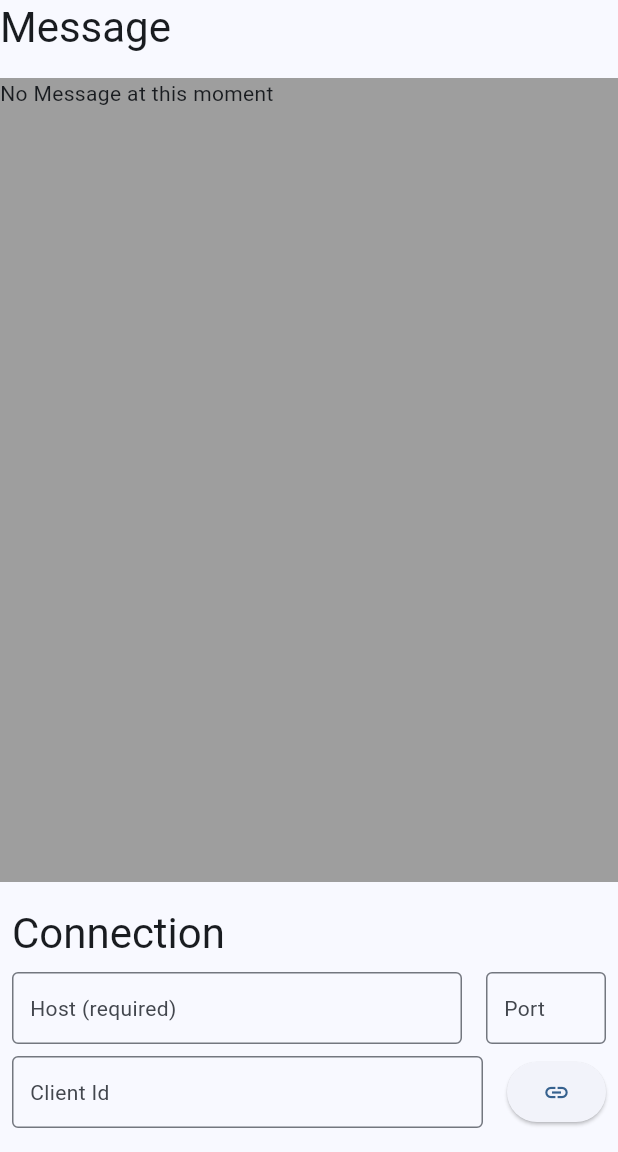
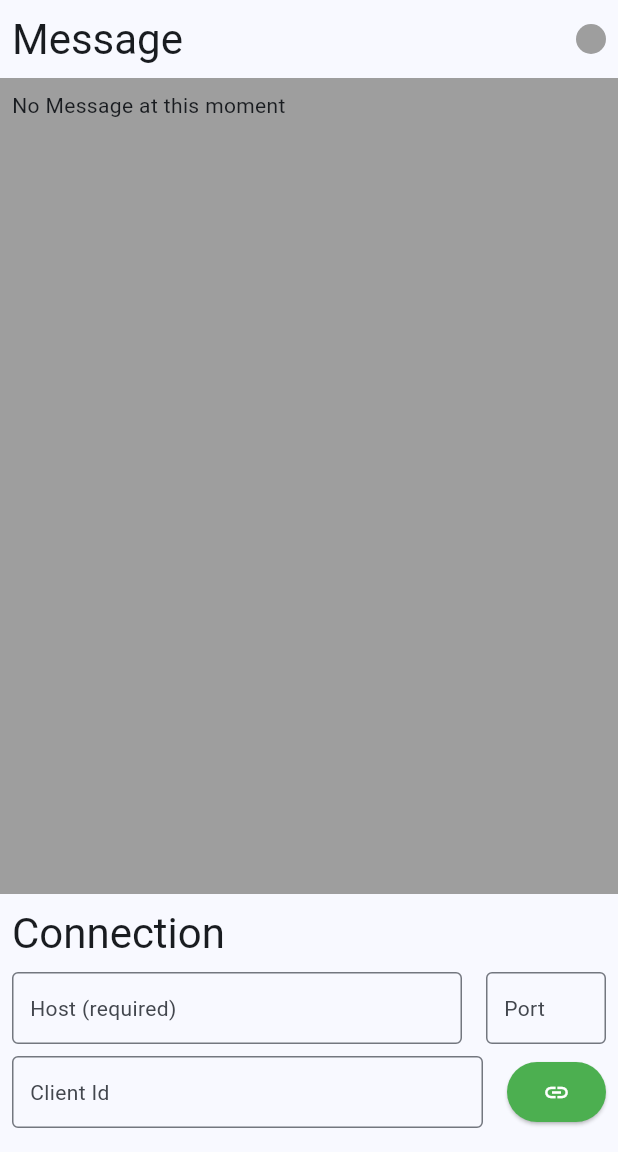
Before and after one commit to nendyjr/flutter-mqtt-app, a Flutter app: the screen it shows after launch, on a phone screen of 412 x 824 dp, the part 84-1236 px from its top. Run offline on Flutter 3.47's test engine with Material 3 defaults, Android fonts, the light colour scheme and no system bars; our stand-ins replace equatable, flutter_bloc, shared_preferences; missing offline and left inert: mqtt_client.

Commit message:
add loading spinner

```diff
--- a/lib/app/features/home/cubit/home_cubit.dart
+++ b/lib/app/features/home/cubit/home_cubit.dart
@@ -56,6 +56,7 @@ class HomeCubit extends Cubit<HomeState> {
 
   void onSubscribeFail(String topic) {
     print('EXAMPLE::Subscription failed for topic $topic');
+    emit(ErrorState(error: 'Subscribe failed'));
   }
 
   void onUnsubscribed(String? topic) {
@@ -69,15 +70,15 @@ class HomeCubit extends Cubit<HomeState> {
     print('EXAMPLE::OnDisconnected client callback - Client disconnection');
     if (client?.client.connectionStatus!.disconnectionOrigin == MqttDisconnectionOrigin.solicited) {
       print('EXAMPLE::OnDisconnected callback is solicited, this is correct');
+      emit(DisconnectedState());
     } else {
       print('EXAMPLE::OnDisconnected callback is unsolicited or none, this is incorrect - exiting');
+      emit(ErrorState(error: 'You are disconected from the host'));
     }
 
     client = null;
 
     topics.clear();
-
-    emit(DisconnectedState());
   }
 
   void unsubscribedTopic(String topic) {
--- a/lib/app/features/home/presentation/home_view.dart
+++ b/lib/app/features/home/presentation/home_view.dart
@@ -51,7 +51,7 @@ class _MyHomePageState extends State<MyHomePage> {
               style: ElevatedButton.styleFrom(
                 elevation: 3,
                 shape: RoundedRectangleBorder(borderRadius: BorderRadius.circular(32.0)),
-                maximumSize: Size(65, 40), //////// HERE
+                maximumSize: const Size(65, 40), //////// HERE
               ),
               onPressed: () => changeThemeMode(),
               child: Icon(isDarkMode(context) ? Icons.light_mode : Icons.dark_mode),
@@ -63,14 +63,41 @@ class _MyHomePageState extends State<MyHomePage> {
         child: Column(
           crossAxisAlignment: CrossAxisAlignment.stretch,
           children: [
+            const SizedBox(height: 8),
+            Row(
+              crossAxisAlignment: CrossAxisAlignment.center,
+              children: [
+                const SizedBox(width: 8),
                 Text(
                   "Message",
                   textAlign: TextAlign.start,
                   style: Theme.of(context).textTheme.headlineMedium,
                 ),
+                const Spacer(),
+                BlocBuilder<HomeCubit, HomeState>(
+                    buildWhen: (previous, current) => (current is InitialState ||
+                        current is ConnectingState ||
+                        current is ConnectedState ||
+                        current is DisconnectedState),
+                    builder: (context, state) {
+                      return Container(
+                          height: 20,
+                          width: 20,
+                          decoration: BoxDecoration(
+                            borderRadius: BorderRadius.circular(10),
+                            color: state is ConnectingState
+                                ? Colors.grey
+                                : state is ConnectedState
+                                    ? Colors.green
+                                    : Colors.grey,
+                          ));
+                    }),
+                const SizedBox(width: 8),
+              ],
+            ),
             Expanded(
                 child: Container(
-              margin: EdgeInsets.symmetric(vertical: 16),
+              margin: const EdgeInsets.symmetric(vertical: 8),
               color: Colors.grey,
               child: SingleChildScrollView(
                 child: BlocBuilder<HomeCubit, HomeState>(
@@ -89,7 +116,10 @@ class _MyHomePageState extends State<MyHomePage> {
                           ],
                         );
                       } else {
-                        return const Text('No Message at this moment');
+                        return const Padding(
+                          padding: EdgeInsets.all(8.0),
+                          child: Text('No Message at this moment'),
+                        );
                       }
                     }),
               ),
@@ -99,14 +129,32 @@ class _MyHomePageState extends State<MyHomePage> {
                     current is ConnectedState ||
                     current is DisconnectedState ||
                     current is TopicSubscribed ||
-                    current is TopicUnSubscribed,
+                    current is TopicUnSubscribed ||
+                    current is ErrorState,
                 listener: (context, state) {
+                  var message = '';
+                  var color = Colors.green;
+                  if (state is ConnectedState) {
+                    message = 'You are connected with the host';
+                    FocusManager.instance.primaryFocus?.unfocus();
+                  } else if (state is DisconnectedState) {
+                    message = 'You are disconected with the host';
+                    FocusManager.instance.primaryFocus?.unfocus();
+                  } else if (state is TopicSubscribed) {
+                    message = 'Subscribe is succesfully';
+                  } else if (state is TopicUnSubscribed) {
+                    message = 'Unsubscribe is succesfully';
+                  } else if (state is ErrorState) {
+                    message = state.error;
+                    color = Colors.red;
+                  }
+
                   final snackBar = SnackBar(
-                    content: Text('Yay! A SnackBar!'),
-                    backgroundColor: Colors.green,
+                    content: Text(message),
+                    backgroundColor: color,
                     dismissDirection: DismissDirection.up,
                     behavior: SnackBarBehavior.floating,
-                    margin: EdgeInsets.only(bottom: MediaQuery.of(context).size.height - 150, left: 10, right: 10),
+                    margin: EdgeInsets.only(bottom: MediaQuery.of(context).size.height - 50, left: 10, right: 10),
                   );
 
                   ScaffoldMessenger.of(context).showSnackBar(snackBar);
@@ -139,7 +187,7 @@ class _MyHomePageState extends State<MyHomePage> {
                                       child: AppTextField(
                                         hintText: 'Host (required)',
                                         controller: hostController,
-                                        readOnly: state is ConnectedState,
+                                        readOnly: state is ConnectedState || state is ConnectingState,
                                         validator: (value) {
                                           if (value == null || value.isEmpty || value.trim().isEmpty) {
                                             return 'Please fill host field.';
@@ -156,7 +204,7 @@ class _MyHomePageState extends State<MyHomePage> {
                                     child: AppTextField(
                                       hintText: 'Port',
                                       controller: portController,
-                                      readOnly: state is ConnectedState,
+                                      readOnly: state is ConnectedState || state is ConnectingState,
                                     ),
                                   ),
                                 ],
@@ -168,12 +216,14 @@ class _MyHomePageState extends State<MyHomePage> {
                                     child: AppTextField(
                                       hintText: 'Client Id',
                                       controller: clientIdController,
-                                      readOnly: state is ConnectedState,
+                                      readOnly: state is ConnectedState || state is ConnectingState,
                                     ),
                                   ),
                                   const SizedBox(width: 16),
                                   ElevatedButton(
-                                    onPressed: () {
+                                    onPressed: state is ConnectingState
+                                        ? null
+                                        : () {
                                             final isValid = formHostKey.currentState!.validate();
                                             if (!isValid) return;
 
@@ -181,11 +231,20 @@ class _MyHomePageState extends State<MyHomePage> {
                                                 ? context.read<HomeCubit>().disconnectToBroker()
                                                 : context.read<HomeCubit>().connectToBroker(
                                                       hostController.text,
-                                                portController.text.isNotEmpty ? int.parse(portController.text) : null,
+                                                      portController.text.isNotEmpty
+                                                          ? int.parse(portController.text)
+                                                          : null,
                                                       clientIdController.text,
                                                     );
                                           },
-                                    child: (state is ConnectedState) ? Icon(Icons.link_off) : Icon(Icons.link),
+                                    style: ElevatedButton.styleFrom(
+                                      backgroundColor: state is ConnectedState ? Colors.red : Colors.green,
+                                    ),
+                                    child: (state is ConnectedState)
+                                        ? const Icon(Icons.link_off, color: Colors.white)
+                                        : (state is ConnectingState)
+                                            ? const SizedBox(width: 24, height: 24, child: CircularProgressIndicator())
+                                            : const Icon(Icons.link, color: Colors.white),
                                   ),
                                 ],
                               ),
@@ -201,11 +260,12 @@ class _MyHomePageState extends State<MyHomePage> {
                             mainAxisAlignment: MainAxisAlignment.end,
                             children: [
                               ElevatedButton(
-                                  onPressed: () => _openDialog(context), child: Text('Add new topic subscription')),
+                                  onPressed: () => _openDialog(context),
+                                  child: const Text('Add new topic subscription')),
                               const SizedBox(width: 16),
                               ElevatedButton(
                                   onPressed: () => _openTopicsBottomSheet(context, context.read<HomeCubit>().topics),
-                                  child: Icon(Icons.list)),
+                                  child: const Icon(Icons.list)),
                             ],
                           ),
                         ),
--- a/lib/app/features/home/state/home_state.dart
+++ b/lib/app/features/home/state/home_state.dart
@@ -55,8 +55,8 @@ class NewMessageReceivedState extends HomeState {
   List<Object?> get props => [messages];
 }
 
-class errorState extends HomeState {
-  errorState({required this.error});
+class ErrorState extends HomeState {
+  ErrorState({required this.error});
   final String error;
 
   @override
@@ -65,24 +65,20 @@ class errorState extends HomeState {
 
 class TopicSubscribed extends HomeState {
   @override
-  // TODO: implement props
   List<Object?> get props => [];
 }
 
 class TopicSubscribe extends HomeState {
   @override
-  // TODO: implement props
   List<Object?> get props => [];
 }
 
 class TopicUnSubscribe extends HomeState {
   @override
-  // TODO: implement props
   List<Object?> get props => [];
 }
 
 class TopicUnSubscribed extends HomeState {
   @override
-  // TODO: implement props
   List<Object?> get props => [];
 }
```
Lines whose indentation alone changed are shown as unchanged.
